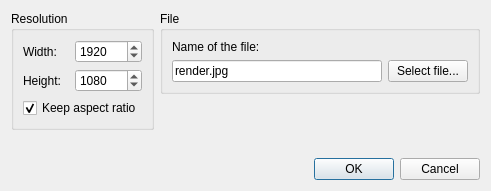
Above: src/ShaderRunner/RenderToFileDialog.ui from utak3r/ShaderRunner before the change. Below: the same form after it.
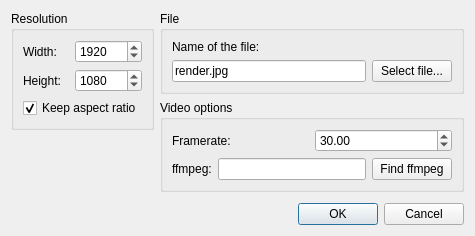
That is the form after the change.

Commit message: First stage of implementing rendering to a video

What changed in the file:
```diff
--- a/src/ShaderRunner/RenderToFileDialog.ui
+++ b/src/ShaderRunner/RenderToFileDialog.ui
@@ -6,16 +6,16 @@
    <rect>
     <x>0</x>
     <y>0</y>
-    <width>491</width>
-    <height>191</height>
+    <width>475</width>
+    <height>236</height>
    </rect>
   </property>
   <property name="windowTitle">
    <string>Dialog</string>
   </property>
-  <layout class="QVBoxLayout" name="verticalLayout_5">
+  <layout class="QVBoxLayout" name="verticalLayout_6">
    <item>
-    <layout class="QHBoxLayout" name="horizontalLayout_4">
+    <layout class="QHBoxLayout" name="horizontalLayout_6">
      <item>
       <layout class="QVBoxLayout" name="verticalLayout_4">
        <item>
@@ -107,7 +107,7 @@
       </layout>
      </item>
      <item>
-      <layout class="QVBoxLayout" name="verticalLayout_3">
+      <layout class="QVBoxLayout" name="verticalLayout_5">
        <item>
         <widget class="QGroupBox" name="groupBox_2">
          <property name="title">
@@ -142,6 +142,60 @@
          </layout>
         </widget>
        </item>
+       <item>
+        <widget class="QGroupBox" name="grpVideoOptions">
+         <property name="title">
+          <string>Video options</string>
+         </property>
+         <layout class="QVBoxLayout" name="verticalLayout_3">
+          <item>
+           <layout class="QHBoxLayout" name="horizontalLayout_4">
+            <item>
+             <widget class="QLabel" name="label_4">
+              <property name="text">
+               <string>Framerate:</string>
+              </property>
+             </widget>
+            </item>
+            <item>
+             <widget class="QDoubleSpinBox" name="txtFramerate">
+              <property name="minimum">
+               <double>1.000000000000000</double>
+              </property>
+              <property name="maximum">
+               <double>120.000000000000000</double>
+              </property>
+              <property name="value">
+               <double>30.000000000000000</double>
+              </property>
+             </widget>
+            </item>
+           </layout>
+          </item>
+          <item>
+           <layout class="QHBoxLayout" name="horizontalLayout_5">
+            <item>
+             <widget class="QLabel" name="label_5">
+              <property name="text">
+               <string>ffmpeg:</string>
+              </property>
+             </widget>
+            </item>
+            <item>
+             <widget class="QLineEdit" name="txtFfmpeg"/>
+            </item>
+            <item>
+             <widget class="QPushButton" name="btnFindFfmpeg">
+              <property name="text">
+               <string>Find ffmpeg</string>
+              </property>
+             </widget>
+            </item>
+           </layout>
+          </item>
+         </layout>
+        </widget>
+       </item>
        <item>
         <spacer name="verticalSpacer">
          <property name="orientation">
```
Left out of the diff: 9 changed lines with no effect on the pictures. The commit also changes 5 other files.
